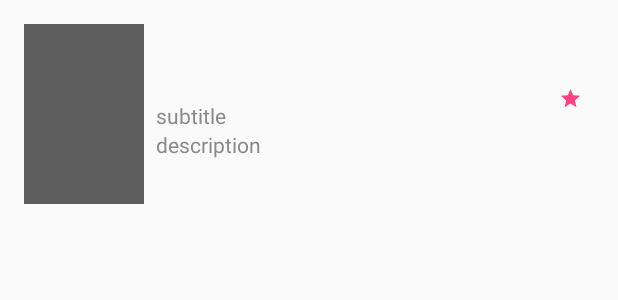
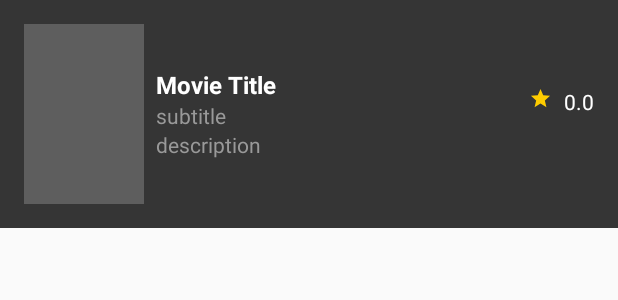
Before and after one commit to RomainPestre/MovieApp, an Android app: the layout list_item_movie.xml on its own in the app's theme, with its tools: preview values and no code run, on a phone screen of 412 x 824 dp. Shown: the top 300 px of the screen. Run offline under Robolectric (Android 15) with nearby library versions, the phone set to English and light mode, and no system bars; Roboto replaces fonts that are not available here.

Commit message:
Improved Recycler View design

```diff
--- /dev/null
+++ b/app/src/main/res/drawable-v24/bgg.xml
@@ -0,0 +1,11 @@
+<?xml version="1.0" encoding="utf-8"?>
+<ripple xmlns:android="http://schemas.android.com/apk/res/android"
+    xmlns:tools="http://schemas.android.com/tools"
+    android:color="#e4e4e4"
+    tools:targetApi="lollipop"> <!-- ripple effect color -->
+    <item android:id="@android:id/background">
+        <shape android:shape="rectangle">
+            <solid android:color="#353535"/> <!-- background color -->
+        </shape>
+    </item>
+</ripple>
--- a/app/src/main/res/drawable/ic_star_black_24dp.xml
+++ b/app/src/main/res/drawable/ic_star_black_24dp.xml
@@ -4,6 +4,6 @@
         android:viewportWidth="24.0"
         android:viewportHeight="24.0">
     <path
-        android:fillColor="#fff700"
+        android:fillColor="#FF000000"
         android:pathData="M12,17.27L18.18,21l-1.64,-7.03L22,9.24l-7.19,-0.61L12,2 9.19,8.63 2,9.24l5.46,4.73L5.82,21z"/>
 </vector>
--- a/app/src/main/res/layout/list_item_movie.xml
+++ b/app/src/main/res/layout/list_item_movie.xml
@@ -8,7 +8,8 @@
     android:gravity="center_vertical"
     android:minHeight="150dp"
     android:orientation="horizontal"
-    android:padding="16dp">
+    android:padding="16dp"
+    android:background="@drawable/bgg">
 
     <ImageView
         android:layout_width="80dp"
@@ -29,8 +30,9 @@
             android:layout_height="wrap_content"
             android:layout_gravity="top"
             android:paddingRight="16dp"
+            android:text="Movie Title"
             android:textStyle="bold"
-            android:textColor="@color/colorBlack"
+            android:textColor="@color/colorWhite"
             android:textSize="16sp"/>
 
 
@@ -40,7 +42,7 @@
             android:layout_width="wrap_content"
             android:layout_height="wrap_content"
             android:paddingRight="16dp"
-            android:textColor="@color/colorGreyLight" />
+            android:textColor="@color/colorGreyLightPlus" />
 
         <TextView
             android:id="@+id/description"
@@ -49,7 +51,7 @@
             android:layout_height="wrap_content"
             android:maxLines="3"
             android:paddingRight="16dp"
-            android:textColor="@color/colorGreyLight" />
+            android:textColor="@color/colorGreyLightPlus" />
 
     </LinearLayout>
 
@@ -65,14 +67,16 @@
             android:layout_centerInParent="true"
             android:scaleType="centerCrop"
             app:srcCompat="@drawable/star"
-            android:tint="@color/colorAccent" />
+            android:tint="@color/colorYellow" />
 
 
         <TextView
             android:id="@+id/rating"
             android:layout_width="wrap_content"
             android:layout_height="wrap_content"
-            android:layout_marginLeft="8dp"/>
+            android:layout_marginLeft="8dp"
+            android:text="0.0"
+            android:textColor="@color/colorWhite"/>
     </LinearLayout>
 
 </LinearLayout>
--- a/app/src/main/res/values/colors.xml
+++ b/app/src/main/res/values/colors.xml
@@ -11,5 +11,6 @@
     <color name="colorWhite">#FFFFFF</color>
     <color name="colorGrey">#707070</color>
     <color name="colorGreyLight">#8A8A8A</color>
+    <color name="colorGreyLightPlus">#999999</color>
     <color name="colorYellow">#FECC00</color>
 </resources>
```
